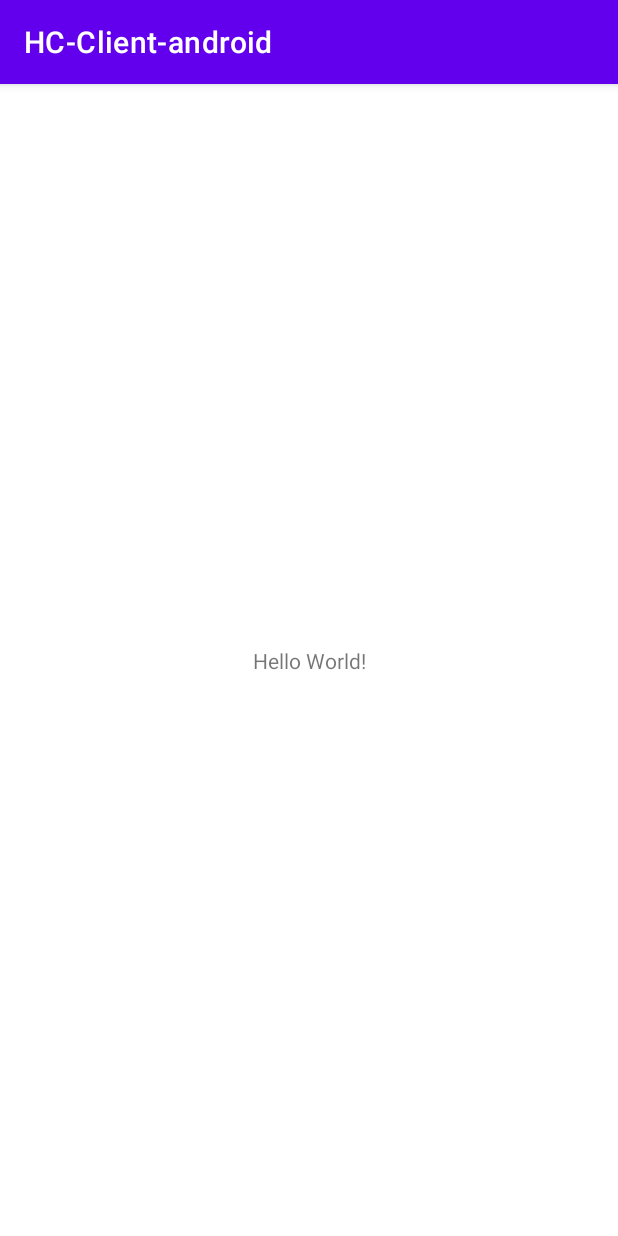
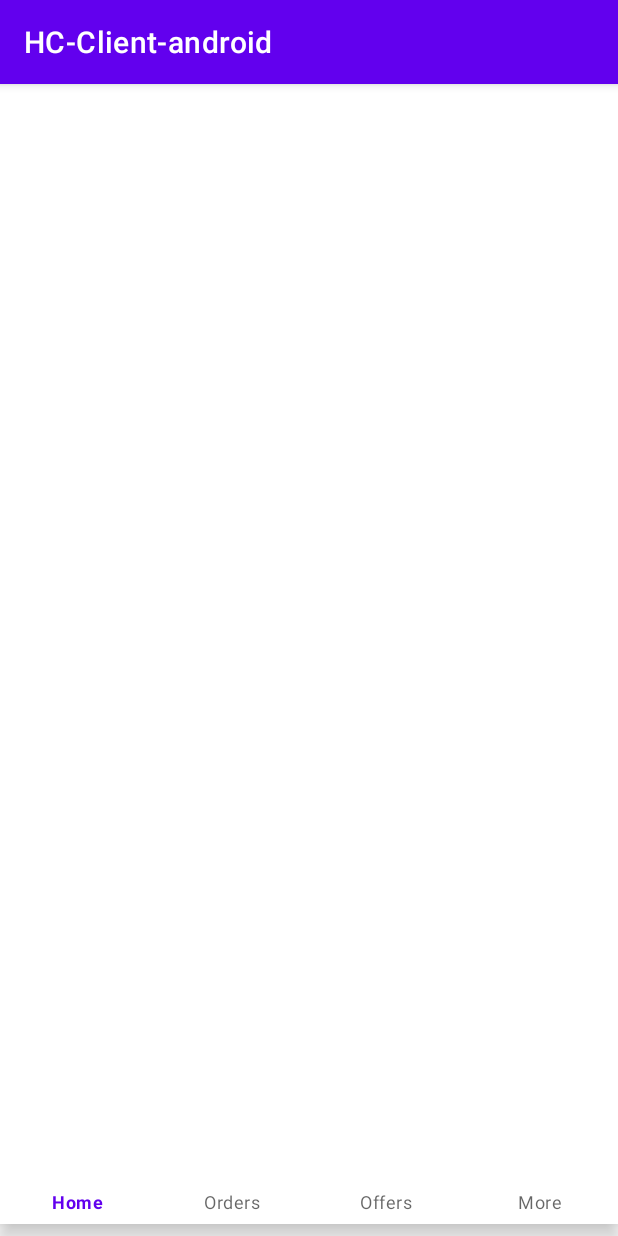
Before and after one commit to abdul-mohsen/HC-Client-android, an Android app: the screen it shows after launch (MainActivity), on a phone screen of 412 x 824 dp. Run offline under Robolectric (Android 15) with nearby library versions, the phone set to English and light mode, and no system bars.

Commit message:
Added simle bottom nav

```diff
--- a/app/build.gradle
+++ b/app/build.gradle
@@ -31,7 +31,7 @@ android {
     }
 }
 dependencies {
-    implementation 'androidx.preference:preference:1.1.1'
+    implementation 'androidx.preference:preference-ktx:1.1.1'
     def nav_version = "2.3.1"
     def room_version = "2.3.0-alpha03"
     implementation 'androidx.lifecycle:lifecycle-livedata-ktx:2.2.0'
@@ -57,4 +57,5 @@ dependencies {
     kapt "androidx.room:room-compiler:$room_version"
     // optional - Kotlin Extensions and Coroutines support for Room
     implementation "androidx.room:room-ktx:$room_version"
+
 }
--- /dev/null
+++ b/app/src/main/java/com/safcsp/foodstation/Client/BottomNavigationFragment.kt
@@ -0,0 +1,40 @@
+package com.safcsp.foodstation.Client
+
+import android.os.Bundle
+import android.util.Log
+import android.view.LayoutInflater
+import android.view.View
+import android.view.ViewGroup
+import androidx.fragment.app.Fragment
+import com.google.android.material.bottomnavigation.BottomNavigationView
+
+private const val TAG = "BottomNavigationF"
+
+class BottomNavigationFragment: Fragment() {
+    private lateinit var bottomNavigationView: BottomNavigationView
+    override fun onCreateView(
+        inflater: LayoutInflater,
+        container: ViewGroup?,
+        savedInstanceState: Bundle?
+    ): View? {
+        return inflater.inflate(R.layout.bottom_navigation_fragment, container, false)
+    }
+
+    override fun onViewCreated(view: View, savedInstanceState: Bundle?) {
+        bottomNavigationView = view.findViewById(R.id.bottom_navigation)
+    }
+
+    override fun onStart() {
+        super.onStart()
+
+        bottomNavigationView.setOnNavigationItemSelectedListener {when(it.itemId){
+            R.id.page_1 -> Log.d(TAG, "page 1")
+            R.id.page_2 -> Log.d(TAG, "page 2")
+            R.id.page_3 -> Log.d(TAG, "page 3")
+            R.id.page_4 -> Log.d(TAG, "page 4")
+            else -> Log.d(TAG, "nothing")
+        }
+            true
+        }
+    }
+}
--- a/app/src/main/res/layout/activity_main.xml
+++ b/app/src/main/res/layout/activity_main.xml
@@ -1,18 +1,16 @@
 <?xml version="1.0" encoding="utf-8"?>
-<androidx.constraintlayout.widget.ConstraintLayout xmlns:android="http://schemas.android.com/apk/res/android"
+<LinearLayout xmlns:android="http://schemas.android.com/apk/res/android"
     xmlns:app="http://schemas.android.com/apk/res-auto"
     xmlns:tools="http://schemas.android.com/tools"
     android:layout_width="match_parent"
     android:layout_height="match_parent"
     tools:context=".MainActivity">
 
-    <TextView
-        android:layout_width="wrap_content"
-        android:layout_height="wrap_content"
-        android:text="Hello World!"
-        app:layout_constraintBottom_toBottomOf="parent"
-        app:layout_constraintLeft_toLeftOf="parent"
-        app:layout_constraintRight_toRightOf="parent"
-        app:layout_constraintTop_toTopOf="parent" />
-
-</androidx.constraintlayout.widget.ConstraintLayout>
+    <fragment
+        android:id="@+id/fragment"
+        android:name="com.safcsp.foodstation.Client.BottomNavigationFragment"
+        android:layout_width="match_parent"
+        android:layout_height="64dp"
+        android:layout_gravity="bottom"
+        />
+</LinearLayout>
--- /dev/null
+++ b/app/src/main/res/layout/bottom_navigation_fragment.xml
@@ -0,0 +1,14 @@
+<?xml version="1.0" encoding="utf-8"?>
+<LinearLayout xmlns:android="http://schemas.android.com/apk/res/android"
+    android:layout_width="match_parent"
+    android:layout_height="match_parent"
+    xmlns:app="http://schemas.android.com/apk/res-auto">
+
+    <com.google.android.material.bottomnavigation.BottomNavigationView
+        android:id="@+id/bottom_navigation"
+        android:layout_width="match_parent"
+        android:layout_height="wrap_content"
+        app:menu="@menu/bottom_navigation_menu"
+        app:labelVisibilityMode="labeled"/>
+
+</LinearLayout>
--- /dev/null
+++ b/app/src/main/res/menu/bottom_navigation_menu.xml
@@ -0,0 +1,20 @@
+<?xml version="1.0" encoding="utf-8"?>
+<menu xmlns:android="http://schemas.android.com/apk/res/android">
+    <item
+        android:id="@+id/page_1"
+        android:enabled="true"
+        android:title="@string/home"
+        />
+    <item
+        android:id="@+id/page_2"
+        android:enabled="true"
+        android:title="@string/orders"/>
+    <item
+        android:id="@+id/page_3"
+        android:enabled="true"
+        android:title="@string/offers"/>
+    <item
+        android:id="@+id/page_4"
+        android:enabled="true"
+        android:title="@string/more"/>
+</menu>
--- /dev/null
+++ b/app/src/main/res/navigation/nav_graph.xml
@@ -0,0 +1,13 @@
+<?xml version="1.0" encoding="utf-8"?>
+<navigation xmlns:android="http://schemas.android.com/apk/res/android"
+    xmlns:app="http://schemas.android.com/apk/res-auto"
+    xmlns:tools="http://schemas.android.com/tools"
+    android:id="@+id/nav_graph"
+    app:startDestination="@id/bottomNavigationFragment">
+
+    <fragment
+        android:id="@+id/bottomNavigationFragment"
+        android:name="com.safcsp.foodstation.Client.BottomNavigationFragment"
+        android:label="BottomNavigationFragment"
+        tools:layout="@layout/bottom_navigation_fragment"/>
+</navigation>
--- a/app/src/main/res/values/strings.xml
+++ b/app/src/main/res/values/strings.xml
@@ -1,3 +1,7 @@
 <resources>
     <string name="app_name">HC-Client-android</string>
+    <string name="home">Home</string>
+    <string name="orders">Orders</string>
+    <string name="offers">Offers</string>
+    <string name="more">More</string>
 </resources>
```
